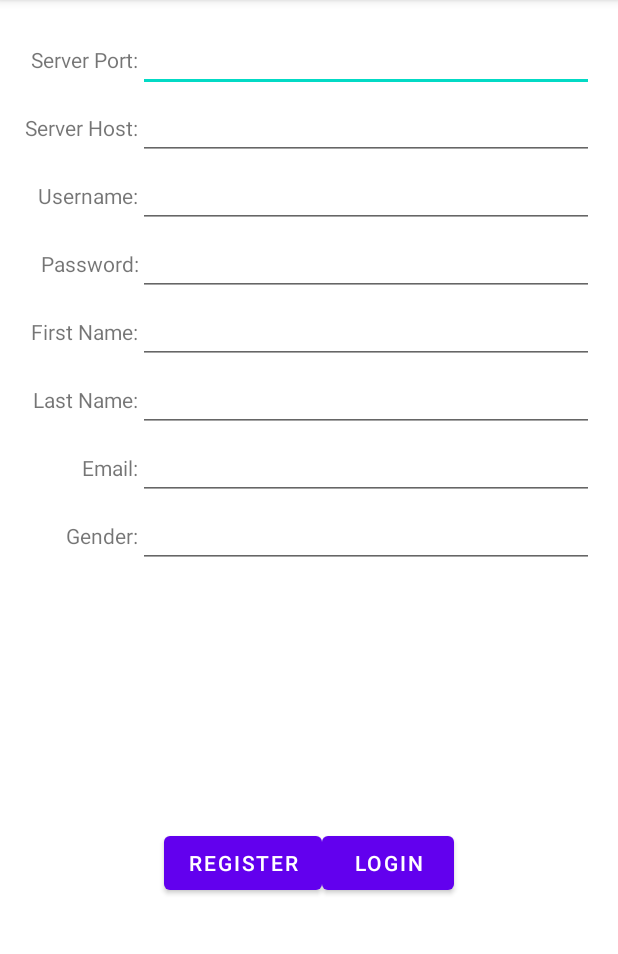
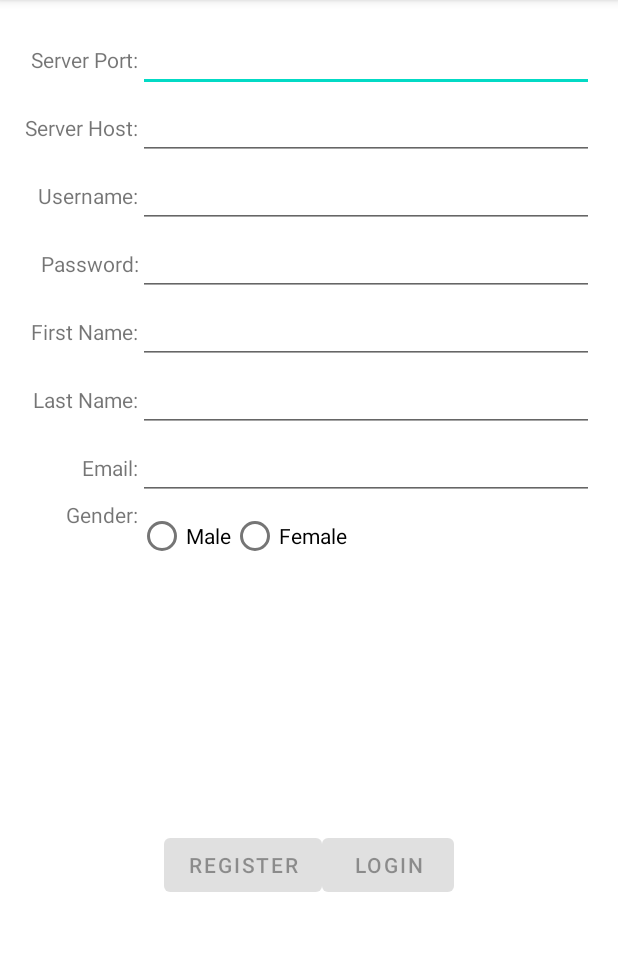
Before and after one commit to jharwood-63/FM_Project, an Android app: the fragment LoginFragment shown on its own in the app's theme, on a phone screen of 412 x 824 dp, the part 84-1038 px from its top. Run offline under Robolectric (Android 15) with nearby library versions, the phone set to English and light mode, and no system bars.

Commit message:
need to test button enabled and gender radio button, also add listener to xml for radio buttons

```diff
--- a/FamilyMapClient/src/main/res/layout/fragment_login.xml
+++ b/FamilyMapClient/src/main/res/layout/fragment_login.xml
@@ -119,13 +119,21 @@
             android:layout_width="wrap_content"
             android:gravity="end"
             android:text="@string/gender"/>
-        <EditText
-            android:id="@+id/genderField"
-            android:layout_width="wrap_content"
+        <RadioGroup
+            android:layout_width="match_parent"
             android:layout_height="wrap_content"
-            android:layout_span="3"
-            android:inputType="textPersonName"
-            tools:text="M/F"/>
+            android:orientation="horizontal">
+            <RadioButton
+                android:id="@+id/radio_male"
+                android:layout_width="wrap_content"
+                android:layout_height="wrap_content"
+                android:text="@string/male_button" />
+            <RadioButton
+                android:id="@+id/radio_female"
+                android:layout_width="wrap_content"
+                android:layout_height="wrap_content"
+                android:text="@string/female_button"/>
+        </RadioGroup>
     </TableRow>
 
     <LinearLayout
@@ -138,12 +146,14 @@
             android:id="@+id/registerButton"
             android:layout_width="wrap_content"
             android:layout_height="wrap_content"
+            android:enabled="false"
             android:text="@string/register_button" />
 
         <Button
             android:id="@+id/loginButton"
             android:layout_width="wrap_content"
             android:layout_height="wrap_content"
+            android:enabled="false"
             android:text="@string/login_button" />
     </LinearLayout>
 </TableLayout>
--- a/FamilyMapClient/src/main/res/values/strings.xml
+++ b/FamilyMapClient/src/main/res/values/strings.xml
@@ -11,6 +11,8 @@
     <string name="gender">Gender:</string>
     <string name="register_button">Register</string>
     <string name="login_button">Login</string>
+    <string name="male_button">Male</string>
+    <string name="female_button">Female</string>
     <!-- Strings related to URLs -->
     <string name="login_url">/user/login</string>
     <string name="register_url">/user/register</string>
```
Also changed, not shown: FamilyMapClient/src/main/java/com/example/familymapclient/LoginFragment.java (+71 -5 lines).
